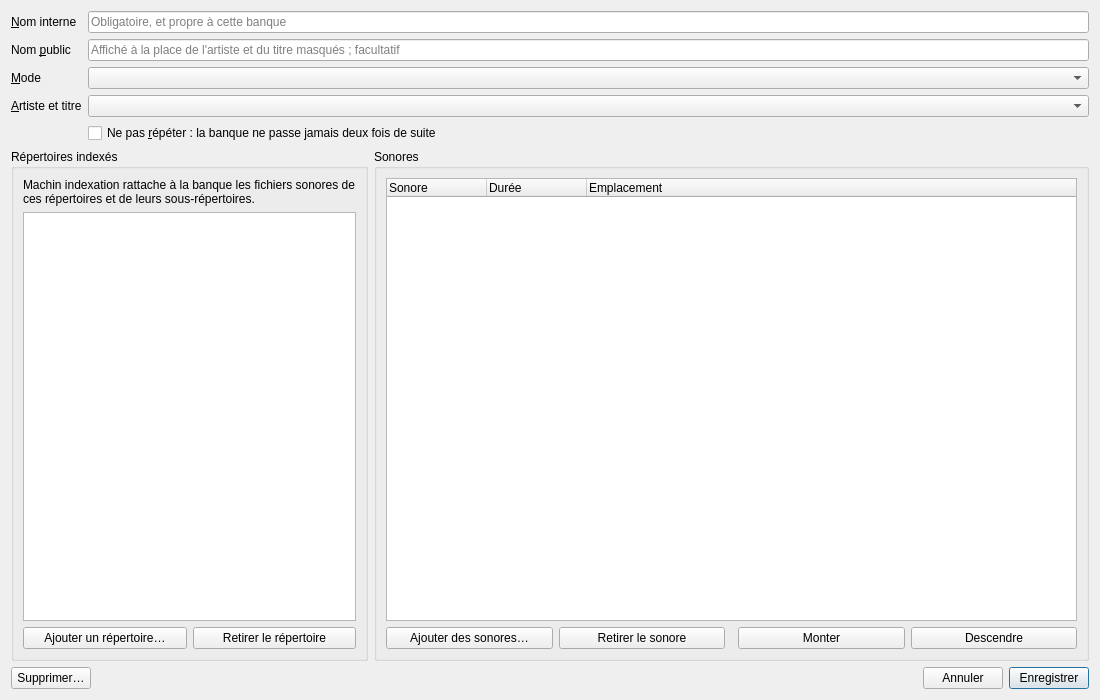
Old version of the form src/machincast/interface/ui/fiche_banque.ui in the repository dascritch/machincast.
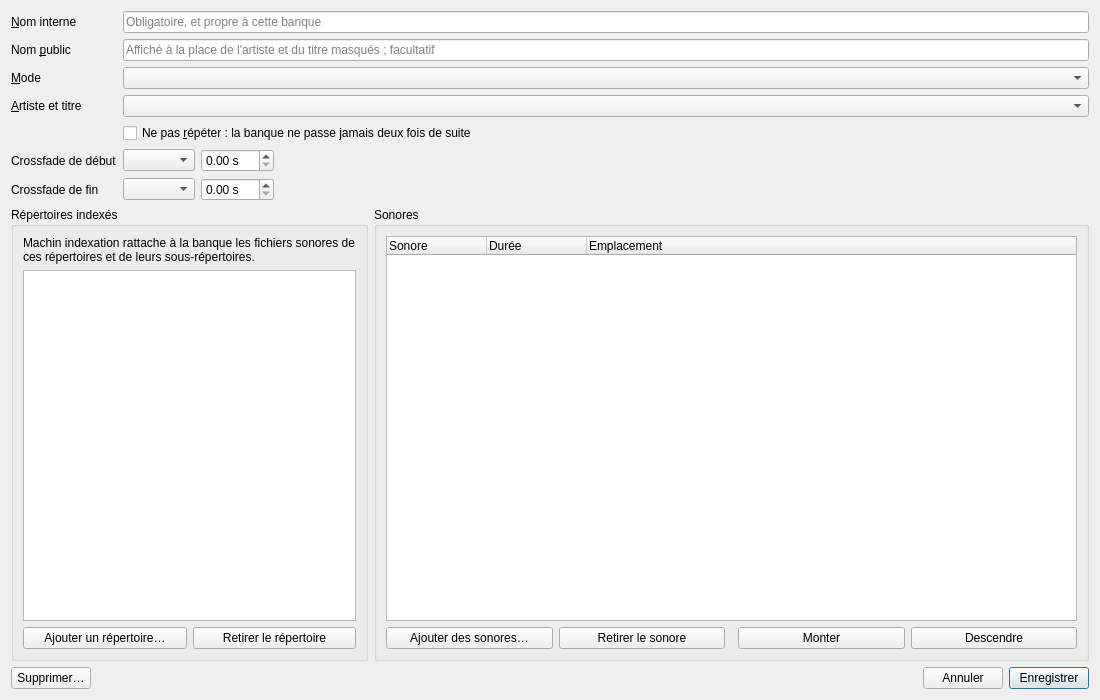
New version of the form.

Commit message:
feat(banques): règles de crossfade de début et de fin pour les sonores joués via une banque
https://github.com/dascritch/machincast/issues/143
Améliorations de la fiche Banque

Claude-Session: https://claude.ai/code/session_01KaPegkCQoT3k3oMgjXGsiv

Diff of the .ui file:
```diff
--- a/src/machincast/interface/ui/fiche_banque.ui
+++ b/src/machincast/interface/ui/fiche_banque.ui
@@ -86,6 +86,94 @@
        </property>
       </widget>
      </item>
+     <item row="5" column="0">
+      <widget class="QLabel" name="etiquette_crossfade_debut">
+       <property name="text">
+        <string>Crossfade de début</string>
+       </property>
+       <property name="buddy">
+        <cstring>regle_crossfade_debut</cstring>
+       </property>
+      </widget>
+     </item>
+     <item row="5" column="1">
+      <layout class="QHBoxLayout" name="disposition_crossfade_debut" stretch="0,0,1">
+       <item>
+        <widget class="QComboBox" name="regle_crossfade_debut">
+         <property name="toolTip">
+          <string>Le crossfade de début des sonores joués via cette banque : le leur, celui de la banque pour ceux qui n'en ont pas, ou celui de la banque pour tous</string>
+         </property>
+        </widget>
+       </item>
+       <item>
+        <widget class="QDoubleSpinBox" name="crossfade_debut">
+         <property name="suffix">
+          <string> s</string>
+         </property>
+         <property name="decimals">
+          <number>2</number>
+         </property>
+         <property name="maximum">
+          <double>600.0</double>
+         </property>
+         <property name="singleStep">
+          <double>0.5</double>
+         </property>
+        </widget>
+       </item>
+       <item>
+        <spacer name="espace_crossfade_debut">
+         <property name="orientation">
+          <enum>Qt::Orientation::Horizontal</enum>
+         </property>
+        </spacer>
+       </item>
+      </layout>
+     </item>
+     <item row="6" column="0">
+      <widget class="QLabel" name="etiquette_crossfade_fin">
+       <property name="text">
+        <string>Crossfade de fin</string>
+       </property>
+       <property name="buddy">
+        <cstring>regle_crossfade_fin</cstring>
+       </property>
+      </widget>
+     </item>
+     <item row="6" column="1">
+      <layout class="QHBoxLayout" name="disposition_crossfade_fin" stretch="0,0,1">
+       <item>
+        <widget class="QComboBox" name="regle_crossfade_fin">
+         <property name="toolTip">
+          <string>Le crossfade de fin des sonores joués via cette banque : le leur, celui de la banque pour ceux qui n'en ont pas, ou celui de la banque pour tous</string>
+         </property>
+        </widget>
+       </item>
+       <item>
+        <widget class="QDoubleSpinBox" name="crossfade_fin">
+         <property name="suffix">
+          <string> s</string>
+         </property>
+         <property name="decimals">
+          <number>2</number>
+         </property>
+         <property name="maximum">
+          <double>600.0</double>
+         </property>
+         <property name="singleStep">
+          <double>0.5</double>
+         </property>
+        </widget>
+       </item>
+       <item>
+        <spacer name="espace_crossfade_fin">
+         <property name="orientation">
+          <enum>Qt::Orientation::Horizontal</enum>
+         </property>
+        </spacer>
+       </item>
+      </layout>
+     </item>
     </layout>
    </item>
    <item>
```
The commit also changes 13 other files.
